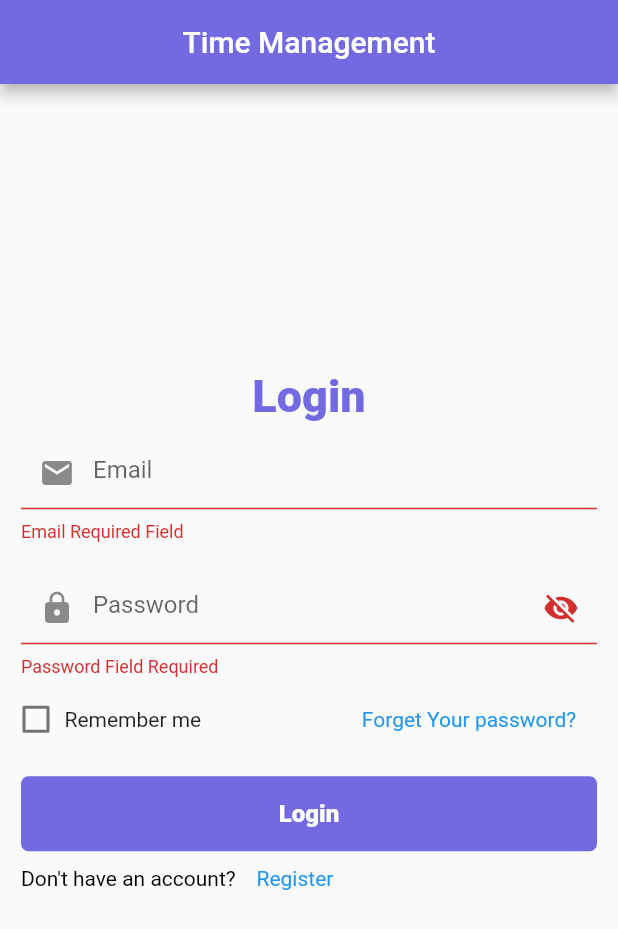
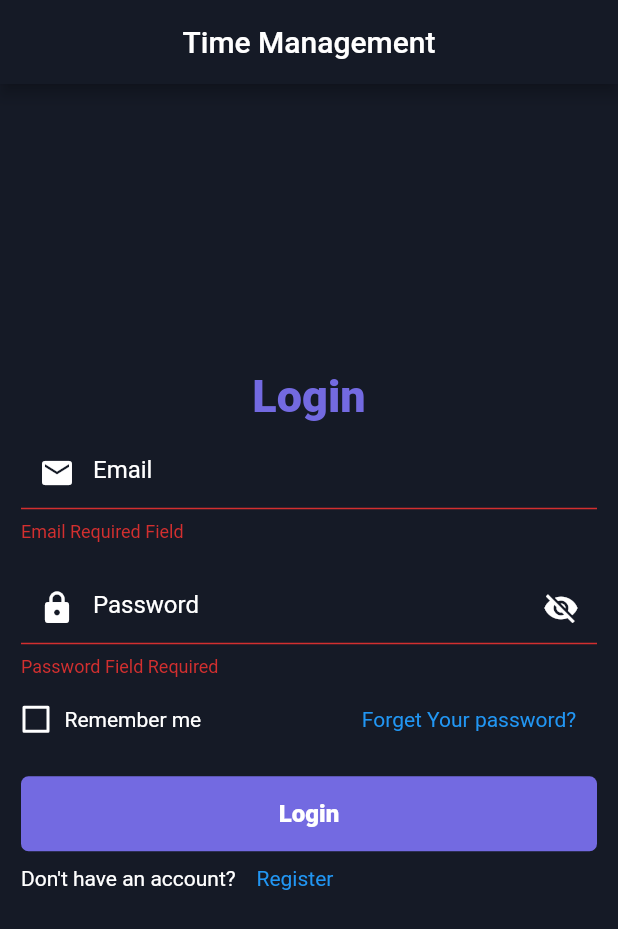
Before and after one commit to atomyongya/time_Management, a Flutter app: the screen it shows after launch, after a tap on "Login", on a phone screen of 412 x 824 dp. Shown: the top 929 px of the screen. Run offline on Flutter 3.47's test engine with Material 2 defaults, Android fonts, the phone set to English and light mode, and no system bars; our stand-ins replace get.

Commit message:
Working on daycount.dart file

```diff
--- a/time_management_application/lib/screen/dashboard/home.dart
+++ b/time_management_application/lib/screen/dashboard/home.dart
@@ -38,14 +38,14 @@ class _HomeScreen extends State<HomeScreen> {
   @override
   Widget build(BuildContext context) {
     return Scaffold(
-      backgroundColor: AppColors.mainColor,
+      backgroundColor: AppColors.backgroundColor,
       body: SafeArea(
         child: Column(
           children: [
             // Top Bar.
             Container(
               height: Dimensions.headerHeight,
-              color: AppColors.mainColor,
+              color: AppColors.backgroundColor,
               padding: EdgeInsets.only(
                   right: Dimensions.paddingAnyLR14,
                   left: Dimensions.paddingAnyLR14),
@@ -57,7 +57,7 @@ class _HomeScreen extends State<HomeScreen> {
                     child: AppIconWidget(
                       icon: Icons.menu,
                       iconColor: Colors.white,
-                      backgroundColor: AppColors.mainColor,
+                      backgroundColor: AppColors.backgroundColor,
                       iconSize: Dimensions.iconSize,
                       size: Dimensions.iconBoxSize,
                     ),
@@ -80,7 +80,7 @@ class _HomeScreen extends State<HomeScreen> {
                       AppIconWidget(
                         icon: Icons.account_circle,
                         iconColor: Colors.white,
-                        backgroundColor: AppColors.mainColor,
+                        backgroundColor: AppColors.backgroundColor,
                         iconSize: Dimensions.iconSize,
                         size: Dimensions.iconBoxSize,
                       )
@@ -150,7 +150,7 @@ class _HomeScreen extends State<HomeScreen> {
                               iconSize: 46,
                               size: 80,
                               backgroundColor:
-                                  const Color.fromARGB(255, 114, 53, 237),
+                                  AppColors.skyBlueColor.withOpacity(0.8),
                             ),
                           ),
 
@@ -203,10 +203,15 @@ class _HomeScreen extends State<HomeScreen> {
         ),
       ),
       bottomNavigationBar: BottomNavigationBar(
+        backgroundColor: AppColors.backgroundColor,
         type: BottomNavigationBarType.fixed,
+        unselectedItemColor: Colors.white,
         items: const [
           BottomNavigationBarItem(
-            icon: Icon(Icons.home),
+            icon: Icon(
+              Icons.home,
+              color: Colors.white,
+            ),
             label: 'Home',
           ),
           BottomNavigationBarItem(
@@ -215,7 +220,7 @@ class _HomeScreen extends State<HomeScreen> {
           ),
           BottomNavigationBarItem(
             icon: Icon(Icons.settings),
-            label: 'Setting',
+            label: "Settings",
           ),
         ],
       ),
--- a/time_management_application/lib/screen/login/login.dart
+++ b/time_management_application/lib/screen/login/login.dart
@@ -53,10 +53,10 @@ class _LoginScreen extends State<LoginScreen> {
   Widget build(BuildContext context) {
     // BuildContext keep track of all widget.
     return Center(
-      child: SafeArea(
       child: Scaffold(
+        backgroundColor: AppColors.backgroundColor,
         appBar: AppBar(
-            backgroundColor: AppColors.mainColor,
+          backgroundColor: AppColors.backgroundColor,
           automaticallyImplyLeading: false,
           title: const Center(
             child: Text("Time Management"),
@@ -89,8 +89,23 @@ class _LoginScreen extends State<LoginScreen> {
                 TextFormField(
                     controller: _emailController,
                     decoration: const InputDecoration(
-                        prefixIcon: Icon(Icons.email),
+                      fillColor: Colors.white,
+                      prefixIcon: Icon(
+                        Icons.email,
+                        color: Color.fromARGB(255, 255, 255, 255),
+                      ),
                       hintText: "Email",
+                      focusedBorder: OutlineInputBorder(
+                        borderSide: BorderSide(
+                          color: Colors.white,
+                        ),
+                      ),
+                      enabledBorder: OutlineInputBorder(
+                        borderSide: BorderSide(
+                          color: Colors.white,
+                        ),
+                      ),
+                      hintStyle: TextStyle(color: Colors.white),
                     ),
                     validator: (email) {
                       if (email!.isEmpty) return "Email Required Field";
@@ -112,12 +127,29 @@ class _LoginScreen extends State<LoginScreen> {
                     controller: _passwordController,
                     decoration: InputDecoration(
                       hintText: "Password",
-                        prefixIcon: const Icon(Icons.lock),
+                      focusedBorder: const OutlineInputBorder(
+                        borderSide: BorderSide(
+                          color: Colors.white,
+                        ),
+                      ),
+                      enabledBorder: const OutlineInputBorder(
+                        borderSide: BorderSide(
+                          color: Colors.white,
+                        ),
+                      ),
+                      hintStyle: const TextStyle(color: Colors.white),
+                      prefixIcon: const Icon(
+                        Icons.lock,
+                        color: Colors.white,
+                      ),
                       suffixIcon: InkWell(
                         onTap: _togglePasswordView,
-                          child: Icon(_isHiddenPassword
+                        child: Icon(
+                          _isHiddenPassword
                               ? Icons.visibility_off
-                              : Icons.visibility),
+                              : Icons.visibility,
+                          color: Colors.white,
+                        ),
                       ),
                     ),
                     validator: (password) {
@@ -134,7 +166,8 @@ class _LoginScreen extends State<LoginScreen> {
                     Row(
                       children: [
                         checkBox(),
-                          const Text("Remember me"),
+                        const Text("Remember me",
+                            style: TextStyle(color: Colors.white)),
                       ],
                     ),
                     // ************* Forget Password ************* //
@@ -168,11 +201,6 @@ class _LoginScreen extends State<LoginScreen> {
                   ),
                   onTap: () {
                     _validatingUser();
-                      // Navigator.of(context).push(
-                      //   MaterialPageRoute(
-                      //     builder: (BuildContext context) => const HomeScreen(),
-                      //   ),
-                      // );
                   },
                 ),
 
@@ -184,7 +212,7 @@ class _LoginScreen extends State<LoginScreen> {
                   children: [
                     const Text(
                       "Don't have an account?    ",
-                        style: TextStyle(color: Colors.black),
+                      style: TextStyle(color: Colors.white),
                     ),
                     InkWell(
                       onTap: () {
@@ -211,7 +239,6 @@ class _LoginScreen extends State<LoginScreen> {
           ),
         ),
       ),
-      ),
     );
   }
 
@@ -229,6 +256,9 @@ class _LoginScreen extends State<LoginScreen> {
         margin: EdgeInsets.only(
             left: Dimensions.width5, right: Dimensions.marginAnyLR14),
         child: Checkbox(
+          side: MaterialStateBorderSide.resolveWith(
+            (states) => const BorderSide(width: 2, color: Colors.white),
+          ),
           value: _isChecked,
           onChanged: (bool? newValue) {
             setState(() {
--- a/time_management_application/lib/utils/colors.dart
+++ b/time_management_application/lib/utils/colors.dart
@@ -1,5 +1,8 @@
 import "dart:ui";
 
 class AppColors {
-  static const Color mainColor = Color.fromARGB(255,115,106,225);
+  static const Color mainColor = Color.fromARGB(255, 115, 106, 225);
+  static const Color backgroundColor = Color.fromARGB(255, 21, 26, 38);
+
+  static const Color skyBlueColor = Color.fromARGB(255, 71, 219, 247);
 }
```
Also changed, not shown: time_management_application/lib/screen/dashboard/day_count/daycount.dart (+14 -2 lines), time_management_application/lib/screen/dashboard/note_screen/note.dart (+14 -2 lines), time_management_application/lib/screen/dashboard/notify_screen/notify.dart (+14 -2 lines), time_management_application/lib/screen/dashboard/timetable_screen/timetable.dart (+14 -2 lines). Lines whose indentation alone changed are shown as unchanged.
